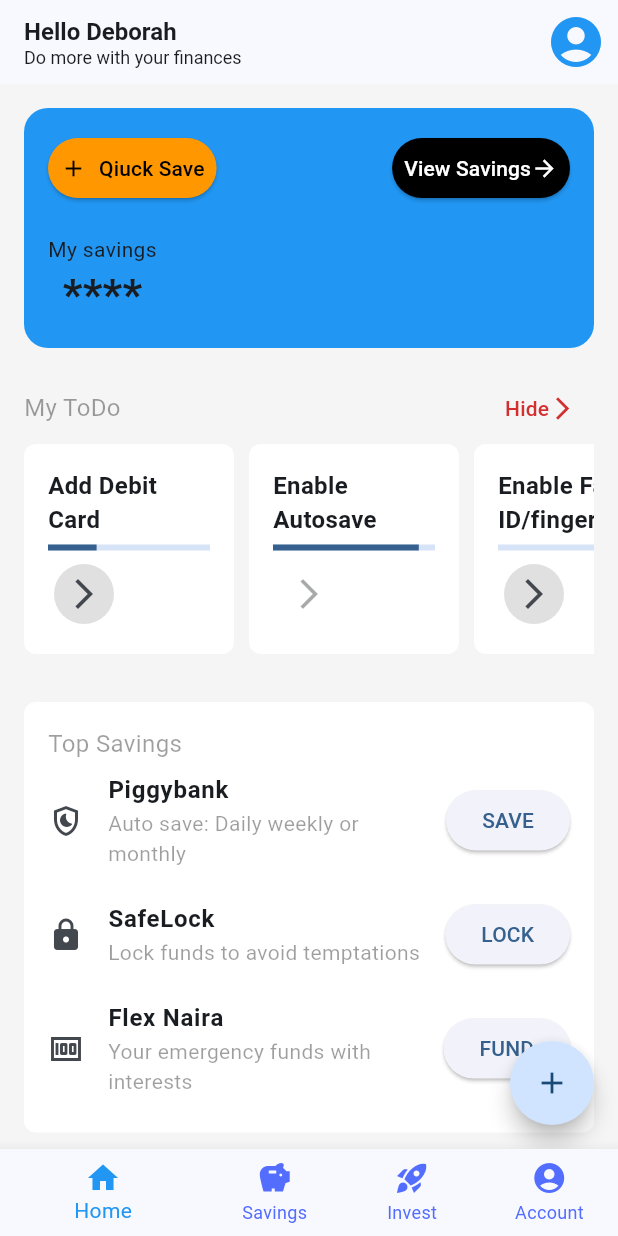
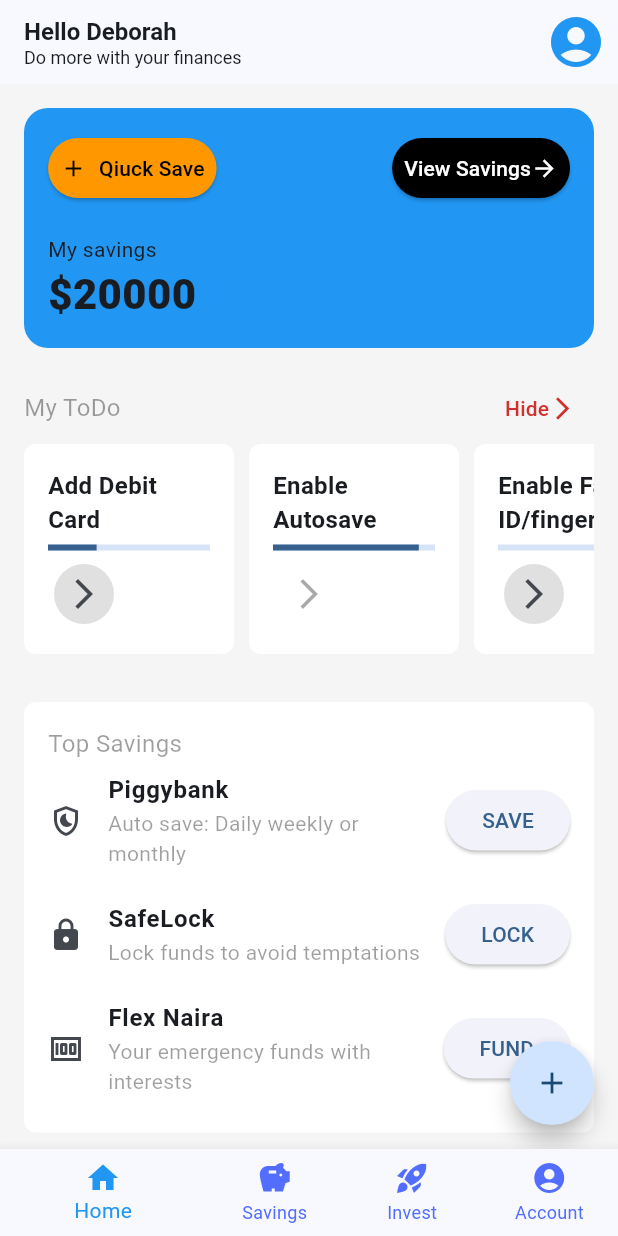
Before and after one commit to Dehbbyk/wtm_savings_app, a Flutter app: the screen it shows after launch, on a phone screen of 412 x 824 dp. Run offline on Flutter 3.47's test engine with Material 3 defaults, Android fonts, the phone set to English and light mode, and no system bars; network calls fail.

Commit message:
Implemented the "My Savings" UI

```diff
--- a/lib/features/home/pages/home_view.dart
+++ b/lib/features/home/pages/home_view.dart
@@ -14,7 +14,7 @@ class HomeView extends StatelessWidget{
   Widget build(BuildContext context){
     return Scaffold(
       appBar: AppBar(
-        title: const Column(
+        title: Column(
           crossAxisAlignment: CrossAxisAlignment.start,
           children: [
             Text(
@@ -36,7 +36,7 @@ class HomeView extends StatelessWidget{
               IconButton(
                 color: Colors.blue,
                 onPressed: (){},
-                icon: const Icon(
+                icon: Icon(
                   Icons.account_circle,
                   size: 40
                 )
@@ -46,7 +46,27 @@ class HomeView extends StatelessWidget{
       body: ListView(
         padding: EdgeInsets.all(16.0),
         children: [
-          SavingDetailsCard(),
+          SavingDetailsCard(
+            balance: "\$20000",
+            topRightWidget:  ElevatedButton(
+              onPressed: (){},
+              style: ElevatedButton.styleFrom(
+                  padding: EdgeInsets.symmetric(
+                    vertical: 0,
+                    horizontal: 8,
+                  ),
+                  backgroundColor: Colors.black,
+                  foregroundColor: Colors.white
+              ),
+              child: Row(
+                mainAxisSize: MainAxisSize.min,
+                children:[
+                  Text("View Savings"),
+                  Icon(Icons.arrow_forward),
+                ],
+              ),
+            ),
+          ),
           MyTodoSection(),
           TopSavingsSection(),
           SuggestionsSection(),
@@ -56,11 +76,11 @@ class HomeView extends StatelessWidget{
         ],
       ),
       floatingActionButton: FloatingActionButton(
-        shape: const CircleBorder(),
+        shape: CircleBorder(),
         onPressed: (){
           print("FAB CLICKED");
         },
-        child: const Icon(Icons.add),
+        child: Icon(Icons.add),
       ),
     );
   }
--- a/lib/features/home/widgets/savings_details_card.dart
+++ b/lib/features/home/widgets/savings_details_card.dart
@@ -2,8 +2,11 @@ import 'package:flutter/material.dart';
 
 class SavingDetailsCard extends StatelessWidget {
   const SavingDetailsCard({
-    super.key,
+    super.key, required this.topRightWidget, required this.balance,
   });
+
+  final Widget topRightWidget;
+  final String balance;
 
   @override
   Widget build(BuildContext context) {
@@ -13,15 +16,15 @@ class SavingDetailsCard extends StatelessWidget {
           color: Colors.blue,
           borderRadius: BorderRadius.circular(16.0)
       ),
-      padding: const EdgeInsets.all(16.0),
+      padding: EdgeInsets.all(16.0),
       child: Stack(
         children: [
           ElevatedButton.icon(
             onPressed: (){},
-            icon: const Icon(Icons.add),
-            label: const Text("Qiuck Save"),
+            icon: Icon(Icons.add),
+            label: Text("Qiuck Save"),
             style: ElevatedButton.styleFrom(
-                padding: const EdgeInsets.symmetric(
+                padding: EdgeInsets.symmetric(
                   vertical: 0,
                   horizontal: 8,
                 ),
@@ -33,40 +36,24 @@ class SavingDetailsCard extends StatelessWidget {
           Positioned(
             top: 0,
             right: 0,
-            child: ElevatedButton(
-              onPressed: (){},
-              style: ElevatedButton.styleFrom(
-                  padding: const EdgeInsets.symmetric(
-                    vertical: 0,
-                    horizontal: 8,
-                  ),
-                  backgroundColor: Colors.black,
-                  foregroundColor: Colors.white
-              ),
-              child: const Row(
-                mainAxisSize: MainAxisSize.min,
-                children:[
-                  Text("View Savings"),
-                  Icon(Icons.arrow_forward),
-                ],
-              ),
-            ),
+            child:topRightWidget
           ),
-          const Positioned(
+          Positioned(
               bottom: 0,
               left: 0,
               child: Column(
+                crossAxisAlignment: CrossAxisAlignment.start,
                 children: [
                   Text("My savings"),
                   Text(
-                      "****",
+                      balance,
                       style: TextStyle(
                           fontWeight: FontWeight.w900,
                           fontSize: 28
                       )
                   ),
                 ],
-              )
+              ),
           )
         ],
       ),
--- a/lib/main.dart
+++ b/lib/main.dart
@@ -13,6 +13,7 @@ class MyApp extends StatelessWidget {
   Widget build(BuildContext context) {
     return MaterialApp(
       title: 'Flutter Demo',
+      debugShowCheckedModeBanner: false,
       theme: ThemeData(
         primaryColor:Colors.blue ,
         colorScheme: ColorScheme.fromSeed(seedColor: Colors.blue),
```
Also changed, not shown: lib/features/savings/pages/savings_view.dart (+31 -2 lines), lib/features/savings/widgets/strict_savings_section.dart (added, +87 -0 lines), lib/features/home/widgets/header_text.dart (added).
